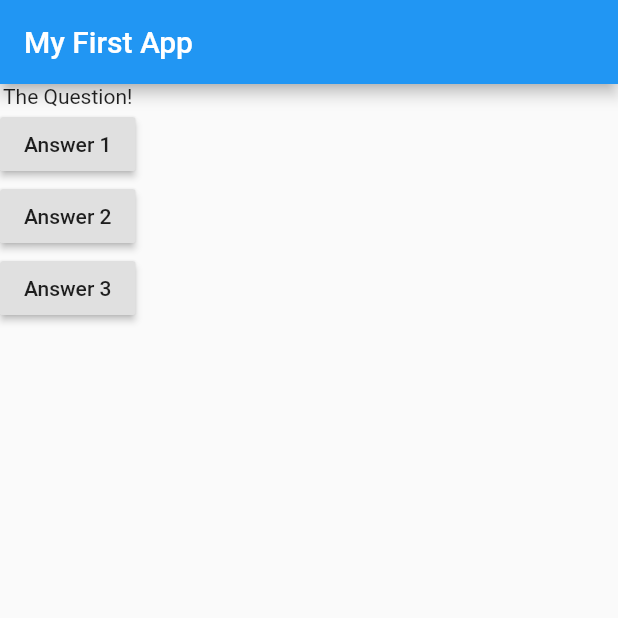
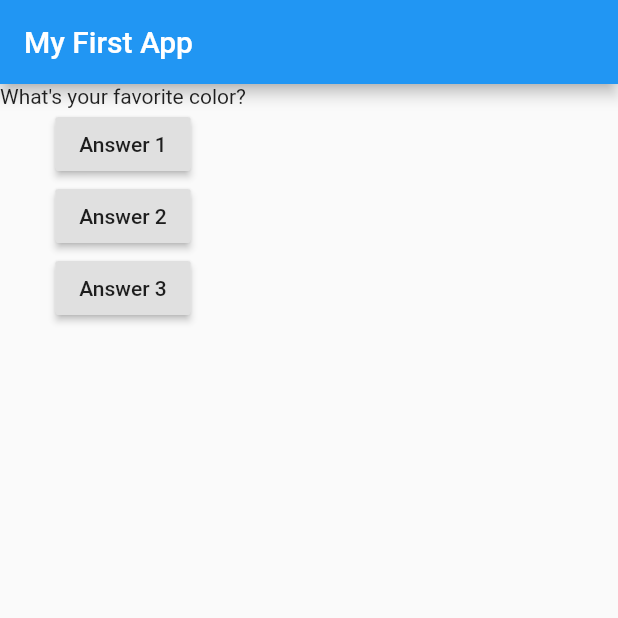
Before and after one commit to KangSDhi/flutter_complete_guide, a Flutter app: the screen it shows after launch, after a tap on "Answer 1", on a phone screen of 412 x 824 dp, the top half of it. Run offline on Flutter 3.47's test engine with Material 2 defaults, Android fonts, the phone set to English and light mode, and no system bars.

Commit message:
Flutter Basics [QUIZ APP]: (Quiz 1: Dart Fundamentals) Updating Widget Data (Or: Using StatelessWidget Incorrectly)

```diff
--- a/lib/main.dart
+++ b/lib/main.dart
@@ -7,8 +7,11 @@ import 'package:flutter/material.dart';
 void main() => runApp(MyApp());
 
 class MyApp extends StatelessWidget {
+  var questionIndex = 0;
+
   void answerQuestion() {
-    print('Answer Chosen!');
+    questionIndex = questionIndex + 1;
+    print(questionIndex);
   }
 
   @override
@@ -24,7 +27,7 @@ class MyApp extends StatelessWidget {
         ),
         body: Column(
           children: [
-            Text('The Question!'),
+            Text(questions[questionIndex]),
             RaisedButton(child: Text('Answer 1'), onPressed: answerQuestion),
             RaisedButton(
                 child: Text('Answer 2'),
```
